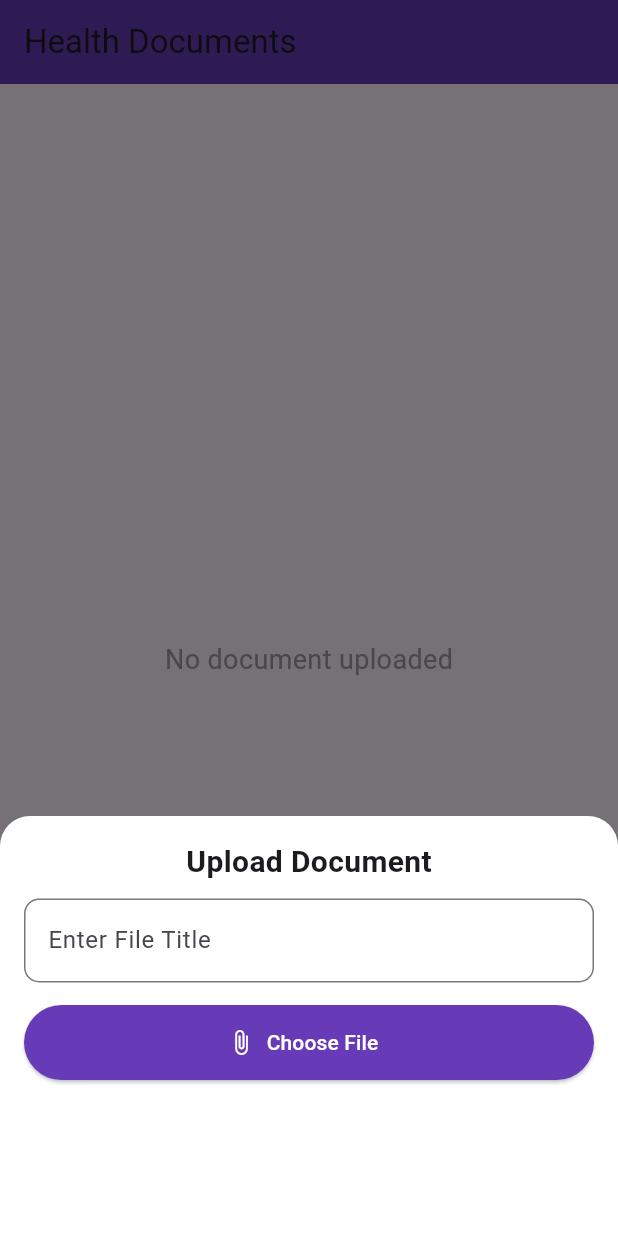
After one commit to sifat5256/medicine_reminder, a Flutter app: the StorePrescriptionHealthDocument screen opened directly, after a tap on "Upload", on a phone screen of 412 x 824 dp. The commit adds this screen. Run offline on Flutter 3.47's test engine with Material 3 defaults, Android fonts, the phone set to English and light mode, and no system bars; drawn by our look-alikes of flutter_animate; our stand-ins replace animate_do, dotted_border, file_picker, fl_chart, get, image_picker and 2 more.

Commit message:
Update 3

```diff
--- a/lib/main_layout.dart
+++ b/lib/main_layout.dart
@@ -7,6 +7,7 @@ import 'home/ui/home_screen.dart';
 import 'lay_out_controller.dart';
 import 'medicine_list/ui/medicine_list.dart';
 import 'medicine_storage_update/ui/medicine_storage_update_screen.dart';
+import 'prescrip[tion_document/ui/prescription_documnet_screen.dart';
 import 'profileScreen/ui/profile_screen.dart'; // Import the controller
 
 // Dummy Screens
@@ -57,10 +58,10 @@ class BottomNavBar extends StatelessWidget {
                 ),
               ),
               ListTile(
-                leading: Icon(Icons.home),
-                title: Text('Home'),
+                leading: Icon(Icons.upload_file_outlined),
+                title: Text('Document'),
                 onTap: () {
-                  // Add navigation logic
+                  Get.offAll(StorePrescriptionHealthDocument());
                 },
               ),
               ListTile(
--- /dev/null
+++ b/lib/prescrip[tion_document/controller/prescription_document_controller.dart
@@ -0,0 +1,24 @@
+import 'package:get/get.dart';
+import 'package:intl/intl.dart';
+
+class PrescriptionController extends GetxController {
+
+  var files = <Map<String, String>>[].obs; // List to store uploaded files
+
+  void addFile(String title, String filePath) {
+    files.add({"title": title, "path": filePath, "date": DateTime.now().toString()});
+  }
+
+  void deleteFile(int index) {
+    files.removeAt(index);
+  }
+  RxString filePath = ''.obs;
+  RxString fileTitle = ''.obs;
+  RxString dateTime = ''.obs;
+
+  void pickFile(String title, String path) {
+    fileTitle.value = title;
+    filePath.value = path;
+    dateTime.value = DateFormat('yyyy-MM-dd HH:mm:ss').format(DateTime.now());
+  }
+}
--- /dev/null
+++ b/lib/prescrip[tion_document/ui/prescription_documnet_screen.dart
@@ -0,0 +1,136 @@
+import 'package:flutter/material.dart';
+import 'package:get/get.dart';
+import 'package:file_picker/file_picker.dart';
+import 'package:flutter_animate/flutter_animate.dart';
+import '../controller/prescription_document_controller.dart';
+
+class StorePrescriptionHealthDocument extends StatefulWidget {
+  const StorePrescriptionHealthDocument({super.key});
+
+  @override
+  State<StorePrescriptionHealthDocument> createState() =>
+      _StorePrescriptionHealthDocumentState();
+}
+
+class _StorePrescriptionHealthDocumentState
+    extends State<StorePrescriptionHealthDocument> {
+  final PrescriptionController controller = Get.put(PrescriptionController());
+
+  @override
+  Widget build(BuildContext context) {
+    return Scaffold(
+      appBar: AppBar(
+        title: const Text('Health Documents'),
+        backgroundColor: Colors.deepPurple,
+        elevation: 0,
+      ),
+      body: Obx(() {
+        return controller.files.isEmpty
+            ? Center(
+          child: Text(
+            "No document uploaded",
+            style: TextStyle(fontSize: 18, color: Colors.grey),
+          ).animate().fade(duration: 500.ms),
+        )
+            : ListView.builder(
+          padding: const EdgeInsets.all(16),
+          itemCount: controller.files.length,
+          itemBuilder: (context, index) {
+            final file = controller.files[index];
+            return Card(
+              elevation: 4,
+              color: Colors.deepPurple.shade50,
+              shape: RoundedRectangleBorder(
+                borderRadius: BorderRadius.circular(15),
+              ),
+              child: ListTile(
+                title: Text(
+                  "Title: ${file['title']}",
+                  style: TextStyle(fontSize: 18, fontWeight: FontWeight.bold),
+                ),
+                subtitle: Text(
+                  "Uploaded: ${file['date']}",
+                  style: TextStyle(fontSize: 16, color: Colors.grey),
+                ),
+                trailing: IconButton(
+                  icon: Icon(Icons.delete, color: Colors.red),
+                  onPressed: () {
+                    controller.deleteFile(index);
+                  },
+                ),
+              ),
+            ).animate().fade(duration: 500.ms);
+          },
+        );
+
+      }),
+      floatingActionButton: FloatingActionButton.extended(
+        backgroundColor: Colors.deepPurple,
+        icon: const Icon(Icons.upload_file, color: Colors.white),
+        label: const Text("Upload", style: TextStyle(color: Colors.white)),
+        onPressed: () {
+          showUploadBottomSheet(context);
+        },
+      ).animate().scale(duration: 400.ms),
+    );
+  }
+
+  void showUploadBottomSheet(BuildContext context) {
+    TextEditingController titleController = TextEditingController();
+
+    Get.bottomSheet(
+      Container(
+        padding: const EdgeInsets.all(16),
+        height: 280,
+        decoration: BoxDecoration(
+          color: Colors.white,
+          borderRadius: const BorderRadius.vertical(top: Radius.circular(20)),
+        ),
+        child: Column(
+          children: [
+            Text(
+              "Upload Document",
+              style: TextStyle(fontSize: 20, fontWeight: FontWeight.bold),
+            ),
+            const SizedBox(height: 10),
+            TextField(
+              controller: titleController,
+              decoration: InputDecoration(
+                labelText: "Enter File Title",
+                border: OutlineInputBorder(
+                  borderRadius: BorderRadius.circular(10),
+                ),
+              ),
+            ),
+            const SizedBox(height: 15),
+            ElevatedButton.icon(
+              style: ElevatedButton.styleFrom(
+                backgroundColor: Colors.deepPurple,
+                foregroundColor: Colors.white,
+                minimumSize: const Size(double.infinity, 50),
+              ),
+              icon: const Icon(Icons.attach_file),
+              label: const Text("Choose File"),
+              onPressed: () async {
+                FilePickerResult? result = await FilePicker.platform.pickFiles();
+                if (result != null) {
+                  String filePath = result.files.single.path!;
+                  controller.addFile(titleController.text, filePath);
+                  Get.back();
+                  Get.snackbar(
+                    "Success",
+                    "File uploaded successfully!",
+                    backgroundColor: Colors.green,
+                    colorText: Colors.white,
+                    snackPosition: SnackPosition.BOTTOM,
+                  );
+                }
+              },
+            ),
+          ],
+        ),
+      ),
+      isScrollControlled: true,
+    );
+  }
+}
--- a/pubspec.yaml
+++ b/pubspec.yaml
@@ -41,6 +41,10 @@ dependencies:
   syncfusion_flutter_calendar: ^28.2.5
   fl_chart:
   dotted_border: ^2.1.0
+  file_picker: ^8.0.0
+  path_provider: ^2.1.2
+  intl: ^0.19.0
+  flutter_animate: ^4.5.0
 
 dev_dependencies:
   flutter_test:
```
Also changed, not shown: pubspec.lock, 1 other file.
